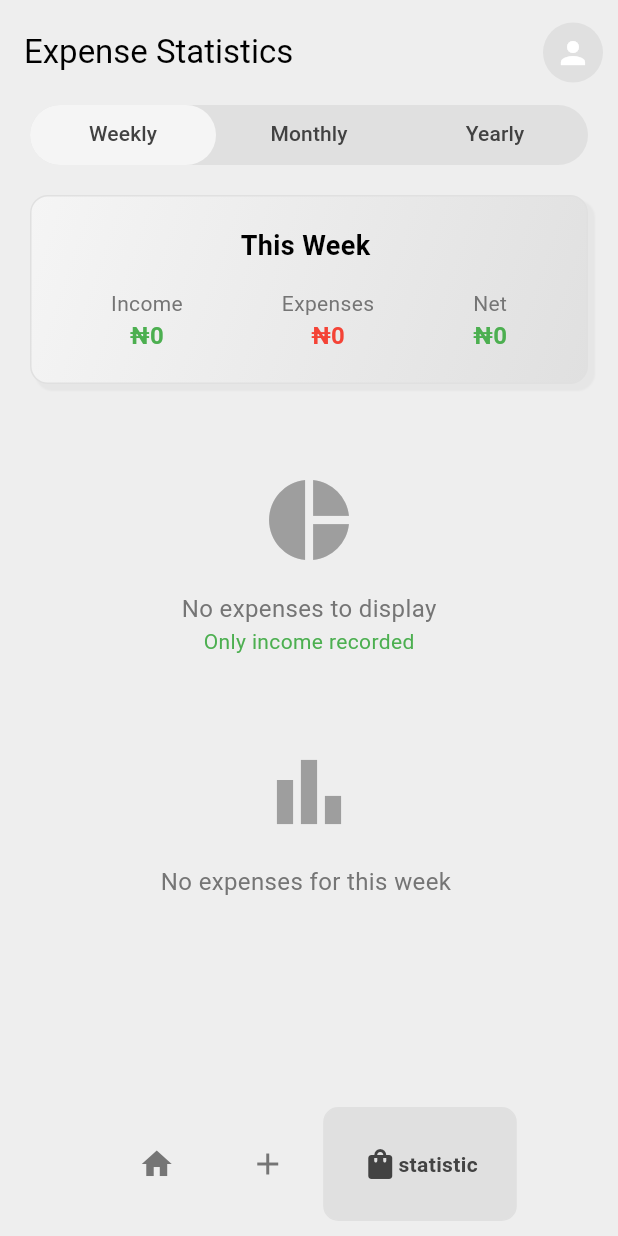
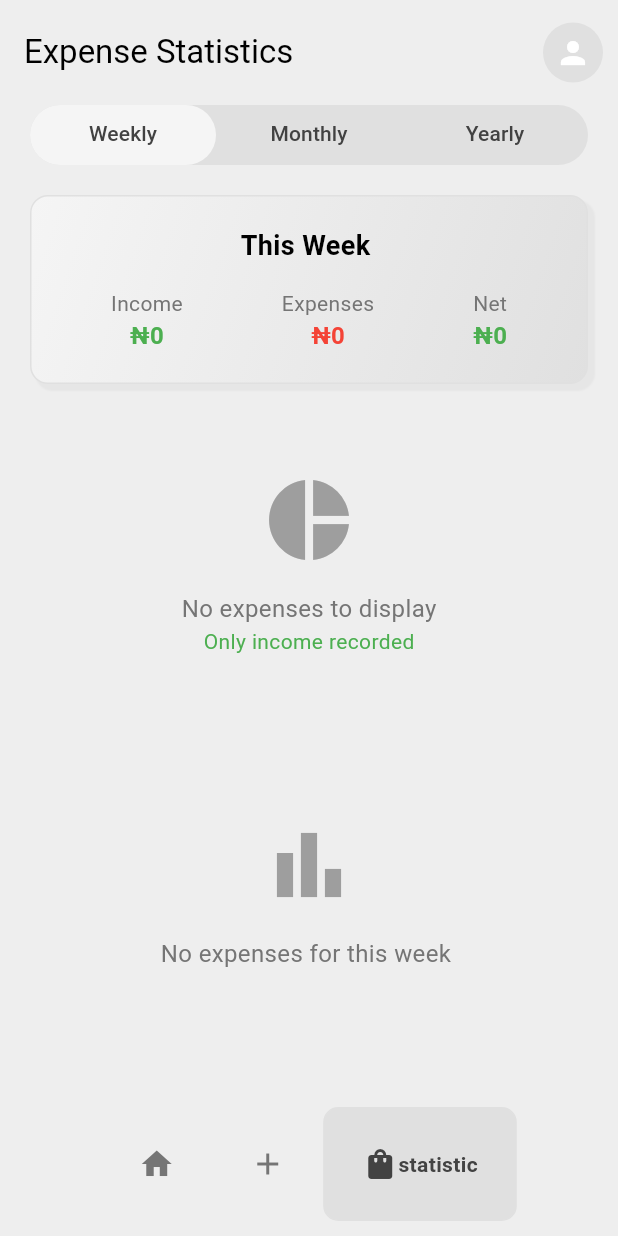
Before and after one commit to nuel232/Expense-tracker, a Flutter app: the screen it shows after launch, item 3 of the bottom bar chosen, on a phone screen of 412 x 824 dp. Run offline on Flutter 3.47's test engine with Material 3 defaults, Android fonts, the phone set to English and light mode, and no system bars; drawn by our look-alikes of google_nav_bar; our stand-ins replace font_awesome_flutter, hive, hive_flutter; accounts and stored records are empty; generated files the repository leaves out were written again.

Commit message:
feat(dashboard, statistics): implement number formatting for financial values and adjust UI components for better layout

```diff
--- a/lib/pages/dashboard_page.dart
+++ b/lib/pages/dashboard_page.dart
@@ -6,6 +6,7 @@ import 'package:expense_tracker/pages/history_page.dart';
 import 'package:expense_tracker/pages/profile_page.dart';
 import 'package:expense_tracker/util/finance_util.dart';
 import 'package:flutter/material.dart';
+import 'package:intl/intl.dart';
 import 'package:provider/provider.dart';
 
 class DashboardPage extends StatefulWidget {
@@ -31,6 +32,9 @@ class _DashboardPageState extends State<DashboardPage> {
     );
 
     final financials = FinanceUtils.calculatePeriodFinancials(filteredExpenses);
+
+    // Create a NumberFormat instance for thousands separator
+    final formatter = NumberFormat.decimalPattern();
 
     return Scaffold(
       backgroundColor: Theme.of(context).colorScheme.surface,
@@ -136,7 +140,7 @@ class _DashboardPageState extends State<DashboardPage> {
                       SizedBox(height: 10),
 
                       Text(
-                        ' ₦${financials['net']!.toStringAsFixed(0)}',
+                        ' ₦${formatter.format(financials['net']!)}',
                         style: TextStyle(
                           fontSize: 35,
                           fontWeight: FontWeight.bold,
--- a/lib/pages/statistic_page.dart
+++ b/lib/pages/statistic_page.dart
@@ -6,6 +6,7 @@ import 'package:expense_tracker/models/category.dart';
 import 'package:expense_tracker/models/expense_details.dart';
 import 'package:expense_tracker/pages/profile_page.dart';
 import 'package:flutter/material.dart';
+import 'package:intl/intl.dart';
 import 'package:provider/provider.dart';
 import 'dart:math' as math;
 
@@ -48,6 +49,9 @@ class _StatisticPageState extends State<StatisticPage> {
       }
     }).toList();
   }
+
+  // Create a NumberFormat instance for thousands separator
+  final formatter = NumberFormat.decimalPattern();
 
   // Calculate category totals (excluding income)
   Map<String, double> calculateCategoryTotals(List<ExpenseDetails> expenses) {
@@ -181,7 +185,7 @@ class _StatisticPageState extends State<StatisticPage> {
                 mainAxisAlignment: MainAxisAlignment.center,
                 children: [
                   Text(
-                    "₦${total.toStringAsFixed(0)}",
+                    "₦${formatter.format(total)}",
                     style: TextStyle(fontSize: 18, fontWeight: FontWeight.bold),
                   ),
                   Text(
@@ -241,7 +245,8 @@ class _StatisticPageState extends State<StatisticPage> {
     GroupingPeriod period,
   ) {
     if (categoryTotals.isEmpty) {
-      return Expanded(
+      return Container(
+        height: 200, // Fixed height instead of Expanded
         child: Center(
           child: Column(
             mainAxisAlignment: MainAxisAlignment.center,
@@ -262,8 +267,7 @@ class _StatisticPageState extends State<StatisticPage> {
     final sortedEntries = categoryTotals.entries.toList()
       ..sort((a, b) => b.value.compareTo(a.value));
 
-    return Expanded(
-      child: Container(
+    return Container(
       margin: EdgeInsets.all(20),
       padding: EdgeInsets.all(20),
       decoration: BoxDecoration(
@@ -288,18 +292,17 @@ class _StatisticPageState extends State<StatisticPage> {
       ),
       child: Column(
         crossAxisAlignment: CrossAxisAlignment.start,
+        mainAxisSize: MainAxisSize.min, // Important: Don't expand to fill
         children: [
           Text(
             getPeriodDisplayText(period),
             style: TextStyle(fontSize: 18, fontWeight: FontWeight.bold),
           ),
           SizedBox(height: 20),
-            Expanded(
-              child: ListView.builder(
-                itemCount: sortedEntries.length,
-                itemBuilder: (context, index) {
-                  final entry = sortedEntries[index];
-                  return Padding(
+          // Use Column instead of Expanded ListView for better scrolling
+          ...sortedEntries
+              .map(
+                (entry) => Padding(
                   padding: const EdgeInsets.symmetric(vertical: 8.0),
                   child: Column(
                     crossAxisAlignment: CrossAxisAlignment.start,
@@ -314,13 +317,6 @@ class _StatisticPageState extends State<StatisticPage> {
                               fontWeight: FontWeight.w500,
                             ),
                           ),
-                            Text(
-                              '${((entry.value / maxAmount) * 100).toStringAsFixed(1)}%',
-                              style: TextStyle(
-                                fontSize: 14,
-                                color: Colors.grey[600],
-                              ),
-                            ),
                         ],
                       ),
                       SizedBox(height: 4),
@@ -331,12 +327,10 @@ class _StatisticPageState extends State<StatisticPage> {
                       ),
                     ],
                   ),
-                  );
-                },
                 ),
-            ),
+              )
+              .toList(),
         ],
-        ),
       ),
     );
   }
@@ -470,7 +464,7 @@ class _StatisticPageState extends State<StatisticPage> {
                           ),
                         ),
                         Text(
-                          '₦${periodFinancials["income"]!.toStringAsFixed(0)}',
+                          '₦${formatter.format(periodFinancials["income"]!)}',
                           style: TextStyle(
                             fontSize: 16,
                             fontWeight: FontWeight.bold,
@@ -489,7 +483,7 @@ class _StatisticPageState extends State<StatisticPage> {
                           ),
                         ),
                         Text(
-                          '₦${periodFinancials["expenses"]!.toStringAsFixed(0)}',
+                          '₦${formatter.format(periodFinancials["expenses"]!)}',
                           style: TextStyle(
                             fontSize: 16,
                             fontWeight: FontWeight.bold,
@@ -508,7 +502,7 @@ class _StatisticPageState extends State<StatisticPage> {
                           ),
                         ),
                         Text(
-                          '₦${periodFinancials["net"]!.toStringAsFixed(0)}',
+                          '₦${formatter.format(periodFinancials["net"]!)}',
                           style: TextStyle(
                             fontSize: 16,
                             fontWeight: FontWeight.bold,
@@ -527,6 +521,7 @@ class _StatisticPageState extends State<StatisticPage> {
           buildPieChart(categoryTotals),
           SizedBox(height: 20),
           buildSpendingBars(categoryTotals, period),
+          SizedBox(height: 20), // Add bottom padding
         ],
       ),
     );
--- a/lib/util/transaction_tile.dart
+++ b/lib/util/transaction_tile.dart
@@ -18,7 +18,7 @@ class TransactionTile extends StatelessWidget {
     final formatter = NumberFormat.decimalPattern();
     return ListTile(
       leading: CircleAvatar(
-        backgroundColor: expenseDetails.category.color.withOpacity(0.1),
+        backgroundColor: expenseDetails.category.color.withOpacity(0.2),
         child: Icon(
           expenseDetails.category.icon,
           color: expenseDetails.category.color,
```
Lines whose indentation alone changed are shown as unchanged.
